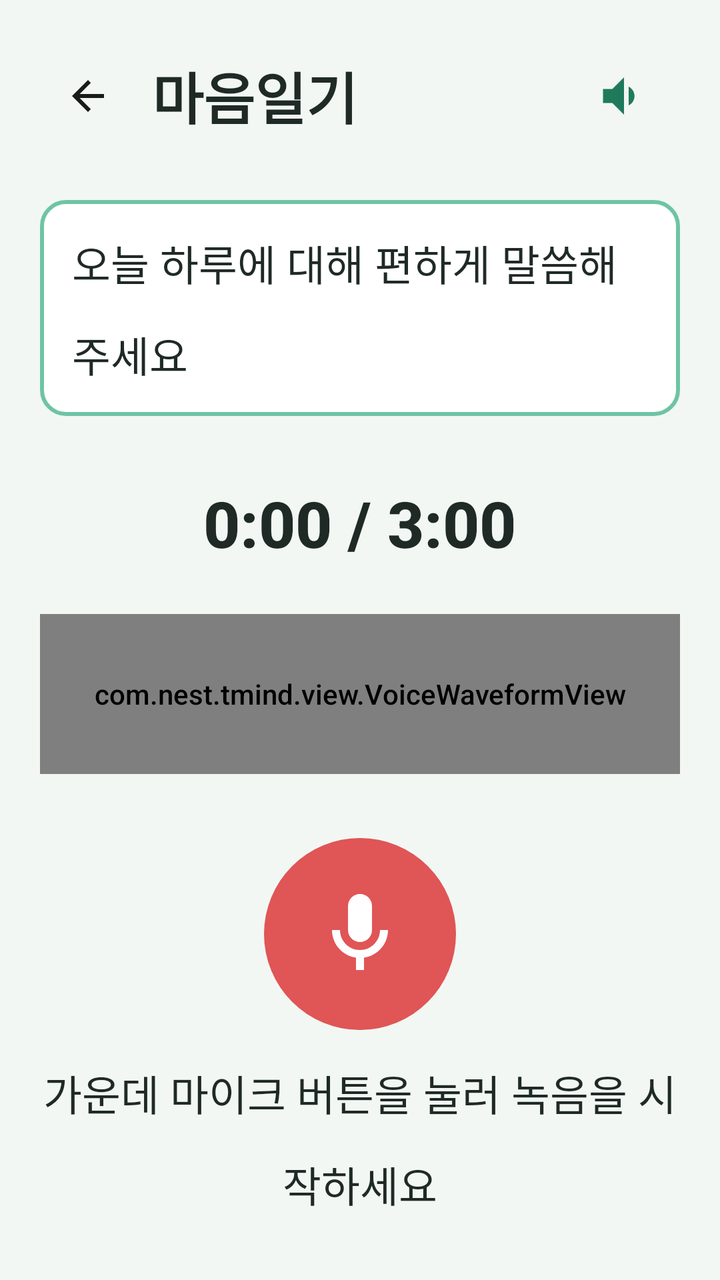
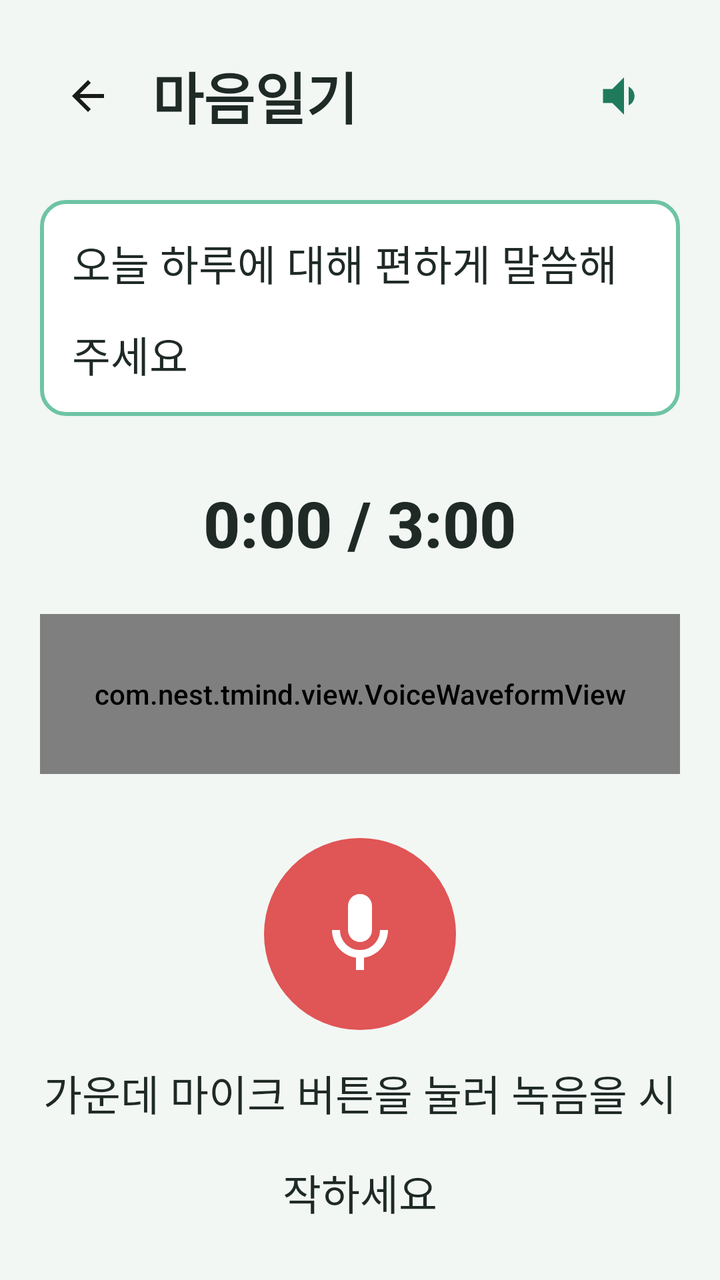

The first picture is an Android layout as it rendered before a commit; the second is the same layout after the commit. The layout source and the unified diff follow.
<!-- AndroidManifest.xml: application theme Theme.TMind -->
<!-- res/layout/activity_voice_diary.xml -->
<?xml version="1.0" encoding="utf-8"?>
<LinearLayout xmlns:android="http://schemas.android.com/apk/res/android"
    android:layout_width="match_parent"
    android:layout_height="match_parent"
    android:background="@color/bg_senior"
    android:gravity="center_horizontal"
    android:orientation="vertical"
    android:padding="20dp">

    <LinearLayout android:layout_width="match_parent" android:layout_height="wrap_content" android:gravity="center_vertical">
        <ImageButton android:id="@+id/btnBack" android:layout_width="48dp" android:layout_height="48dp" android:background="?attr/selectableItemBackgroundBorderless" android:src="@drawable/ic_back" />
        <TextView android:id="@+id/tvTitle" style="@style/SeniorTitle" android:layout_width="0dp" android:layout_height="wrap_content" android:layout_weight="1" android:layout_marginStart="8dp" android:text="@string/diary_title" />
        <ImageButton android:id="@+id/btnTts" android:layout_width="56dp" android:layout_height="56dp" android:background="?attr/selectableItemBackgroundBorderless" android:src="@drawable/ic_speaker" />
    </LinearLayout>

    <TextView android:id="@+id/tvInstruction" style="@style/SeniorBody" android:layout_width="match_parent" android:layout_height="wrap_content" android:layout_marginTop="24dp" android:background="@drawable/bg_btn_outline" android:padding="16dp" android:text="@string/diary_instruction" />

    <TextView android:id="@+id/tvTimer" android:layout_width="wrap_content" android:layout_height="wrap_content" android:layout_marginTop="32dp" android:text="0:00 / 3:00" android:textColor="@color/black" android:textSize="32sp" android:textStyle="bold" />

    <com.nest.tmind.view.VoiceWaveformView android:id="@+id/waveformView" android:layout_width="match_parent" android:layout_height="80dp" android:layout_marginTop="24dp" />

    <ImageButton android:id="@+id/btnRecord" android:layout_width="96dp" android:layout_height="96dp" android:layout_marginTop="32dp" android:background="@drawable/bg_record_btn" android:contentDescription="녹음" android:src="@drawable/ic_mic" android:scaleType="center" />

    <TextView android:id="@+id/tvStatus" style="@style/SeniorBody" android:layout_width="wrap_content" android:layout_height="wrap_content" android:layout_marginTop="16dp" android:gravity="center" android:text="@string/recording_idle" />
</LinearLayout>
<!-- resources referenced by this layout -->
<resources>
  <color name="bg_senior">#F2F7F4</color>
  <color name="black">#FF1F2A26</color>
  <!-- drawable bg_btn_outline (drawable) -->
  <?xml version="1.0" encoding="utf-8"?>
  <shape xmlns:android="http://schemas.android.com/apk/res/android">
      <solid android:color="@color/white"/>
      <corners android:radius="12dp"/>
      <stroke android:width="2dp" android:color="@color/teal_pastel"/>
  </shape>
  <!-- drawable bg_record_btn (drawable) -->
  <?xml version="1.0" encoding="utf-8"?>
  <shape xmlns:android="http://schemas.android.com/apk/res/android"
      android:shape="oval">
      <solid android:color="@color/red_record"/>
      <size android:width="96dp" android:height="96dp"/>
  </shape>
  <!-- drawable ic_back (drawable) -->
  <vector xmlns:android="http://schemas.android.com/apk/res/android"
      android:width="24dp"
      android:height="24dp"
      android:viewportWidth="24"
      android:viewportHeight="24">
      <path android:fillColor="#1A1A1A" android:pathData="M20,11H7.83l5.59,-5.59L12,4l-8,8 8,8 1.41,-1.41L7.83,13H20v-2z"/>
  </vector>
  <!-- drawable ic_mic (drawable) -->
  <vector xmlns:android="http://schemas.android.com/apk/res/android"
      android:width="48dp"
      android:height="48dp"
      android:viewportWidth="24"
      android:viewportHeight="24">
      <path android:fillColor="#FFFFFF" android:pathData="M12,14c1.66,0 3,-1.34 3,-3V5c0,-1.66 -1.34,-3 -3,-3S9,3.34 9,5v6c0,1.66 1.34,3 3,3z"/>
      <path android:fillColor="#FFFFFF" android:pathData="M17,11c0,2.76 -2.24,5 -5,5s-5,-2.24 -5,-5H5c0,3.53 2.61,6.43 6,6.92V21h2v-3.08c3.39,-0.49 6,-3.39 6,-6.92h-2z"/>
  </vector>
  <!-- drawable ic_speaker (drawable) -->
  <vector xmlns:android="http://schemas.android.com/apk/res/android"
      android:width="28dp"
      android:height="28dp"
      android:viewportWidth="24"
      android:viewportHeight="24">
      <path android:fillColor="#1F7A5C" android:pathData="M3,9v6h4l5,5V4L7,9H3zM16.5,12c0,-1.77 -1.02,-3.29 -2.5,-4.03v8.05c1.48,-0.73 2.5,-2.25 2.5,-4.02z"/>
  </vector>
  <string name="diary_instruction">오늘 하루에 대해 편하게 말씀해 주세요</string>
  <string name="diary_title">마음일기</string>
  <string name="recording_idle">가운데 마이크 버튼을 눌러 녹음을 시작하세요</string>
  <style name="SeniorBody">
          <item name="android:textSize">21sp</item>
          <item name="android:textColor">@color/black</item>
          <item name="android:lineSpacingMultiplier">1.5</item>
      </style>
  <style name="SeniorTitle">
          <item name="android:textSize">28sp</item>
          <item name="android:textColor">@color/black</item>
          <item name="android:textStyle">bold</item>
          <item name="android:lineSpacingMultiplier">1.45</item>
      </style>
  <style name="Theme.TMind" parent="Theme.MaterialComponents.Light.NoActionBar">
          <item name="colorPrimary">@color/teal_primary</item>
          <item name="colorPrimaryVariant">@color/teal_dark</item>
          <item name="colorOnPrimary">@color/white</item>
          <item name="android:statusBarColor">@color/bg_senior</item>
          <item name="android:navigationBarColor">@color/bg_senior</item>
          <item name="android:windowLightStatusBar">true</item>
          <item name="android:windowLightNavigationBar">true</item>
          <item name="android:fontFamily">sans-serif-medium</item>
          <item name="materialButtonStyle">@style/SeniorButton</item>
      </style>
  <color name="white">#FFFFFFFF</color>
  <color name="teal_pastel">#6EC4A5</color>
  <color name="red_record">#E05555</color>
  <color name="teal_primary">#2F9E7A</color>
  <color name="teal_dark">#1F7A5C</color>
  <style name="SeniorButton" parent="Widget.MaterialComponents.Button">
          <item name="android:minHeight">60dp</item>
          <item name="android:textSize">21sp</item>
          <item name="android:insetTop">0dp</item>
          <item name="android:insetBottom">0dp</item>
          <item name="cornerRadius">14dp</item>
          <item name="backgroundTint">@null</item>
          <item name="android:textAllCaps">false</item>
      </style>
</resources>

<!-- the commit's change to res/layout/activity_voice_diary.xml (unified diff, before → after) -->
@@ -21,5 +21,5 @@
 
     <ImageButton android:id="@+id/btnRecord" android:layout_width="96dp" android:layout_height="96dp" android:layout_marginTop="32dp" android:background="@drawable/bg_record_btn" android:contentDescription="녹음" android:src="@drawable/ic_mic" android:scaleType="center" />
 
-    <TextView android:id="@+id/tvStatus" style="@style/SeniorBody" android:layout_width="wrap_content" android:layout_height="wrap_content" android:layout_marginTop="16dp" android:gravity="center" android:text="@string/recording_idle" />
+    <TextView android:id="@+id/tvStatus" style="@style/SeniorBody" android:layout_width="match_parent" android:layout_height="wrap_content" android:layout_marginTop="16dp" android:gravity="center" android:lineSpacingExtra="4dp" android:text="@string/recording_idle" />
 </LinearLayout>
